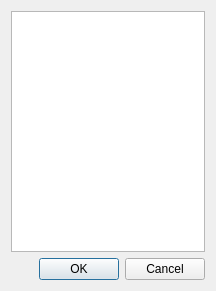
The window that categories_dlg.ui (joaodeus/yuc) describes before a commit, drawn with Qt 5.
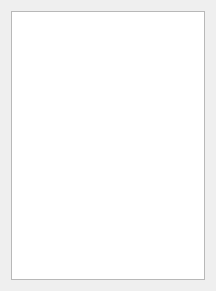
The same window after the commit.

Patch:
```diff
--- a/categories_dlg.ui
+++ b/categories_dlg.ui
@@ -15,15 +15,9 @@
   </property>
   <layout class="QGridLayout" name="gridLayout">
    <item row="0" column="0">
-    <widget class="QListWidget" name="listWidget"/>
-   </item>
-   <item row="1" column="0">
-    <widget class="QDialogButtonBox" name="buttonBox">
-     <property name="orientation">
-      <enum>Qt::Horizontal</enum>
-     </property>
-     <property name="standardButtons">
-      <set>QDialogButtonBox::Cancel|QDialogButtonBox::Ok</set>
+    <widget class="QListWidget" name="listWidget_categories">
+     <property name="sortingEnabled">
+      <bool>false</bool>
      </property>
     </widget>
    </item>
```
Left out of the diff: 37 changed lines with no effect on the pictures.
